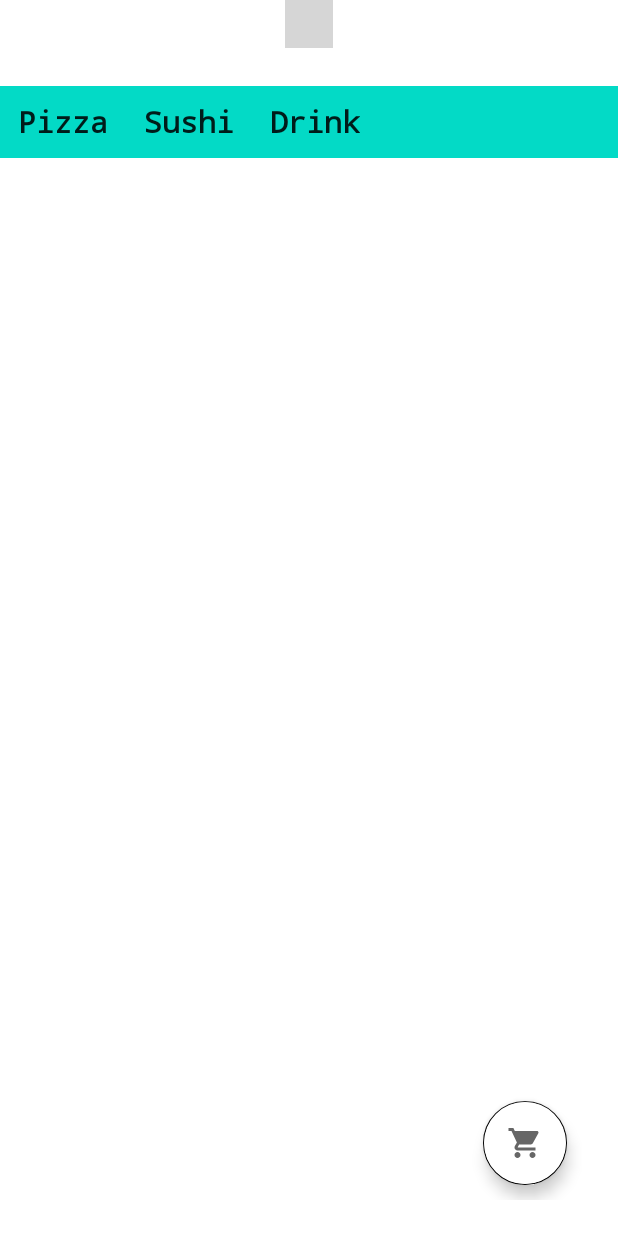
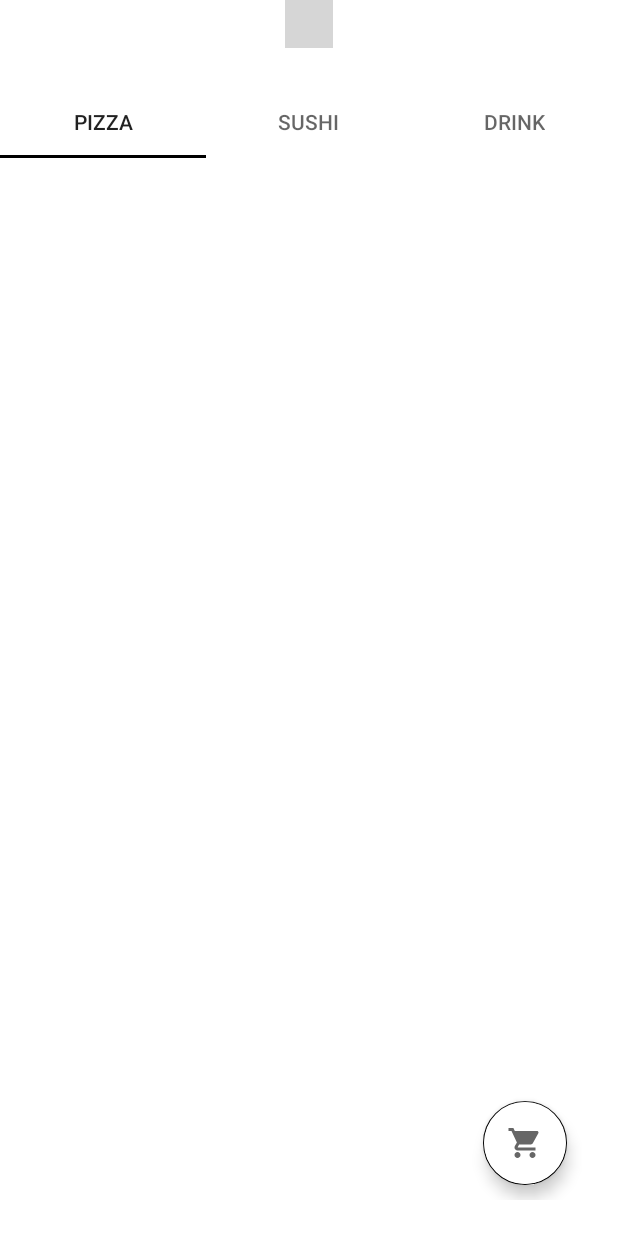
Before and after one commit to GolnazTorabi/FoodDelivery, an Android app: the layout fragment_menu.xml on its own in the app's theme, with its tools: preview values and no code run, on a phone screen of 412 x 824 dp. Run offline under Robolectric (Android 15) with nearby library versions, the phone set to English and light mode, and no system bars; plain views replace PageIndicatorView; grey boxes are pictures that could not be loaded.

Commit message:
fix some bugs

```diff
--- a/app/src/main/res/layout/fragment_menu.xml
+++ b/app/src/main/res/layout/fragment_menu.xml
@@ -106,10 +106,7 @@
                         android:id="@+id/tab_layout"
                         android:layout_width="match_parent"
                         android:layout_height="wrap_content"
-                        android:background="?attr/colorSecondary"
-                        app:tabIndicator="@color/white"
-                        app:tabMode="scrollable"
-                        app:tabTextAppearance="@style/Custom">
+                        >
 
                         <com.google.android.material.tabs.TabItem
                             android:id="@+id/pizza_tab"
@@ -135,7 +132,6 @@
                         android:layout_width="match_parent"
                         android:layout_height="0dp"
                         android:layout_weight="1" />
-
                 </LinearLayout>
             </androidx.constraintlayout.widget.ConstraintLayout>
 
```
Also changed, not shown: app/src/main/java/com/test/dindintest/App.kt (+2 -0 lines), app/src/main/java/com/test/dindintest/food/app/view/menuList/MenuViewModel.kt (+1 -1 lines), app/src/main/java/com/test/dindintest/food/app/view/menuList/drink/DrinkFragment.kt (+2 -0 lines), app/src/main/java/com/test/dindintest/food/app/view/menuList/pizza/PizzaFragment.kt (+9 -3 lines), app/src/main/java/com/test/dindintest/food/app/view/menuList/pizza/PizzaViewModel.kt (+1 -1 lines), app/src/main/java/com/test/dindintest/food/app/view/menuList/sushi/SushiFragment.kt (+2 -0 lines).
